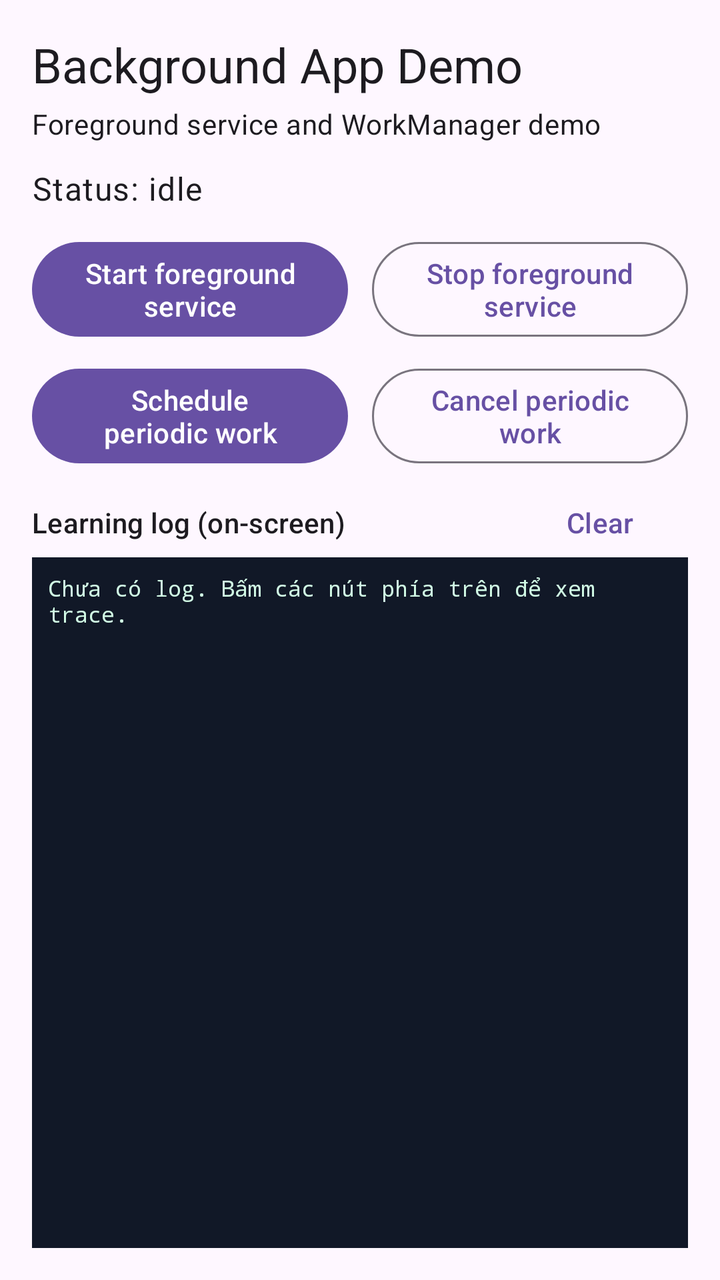
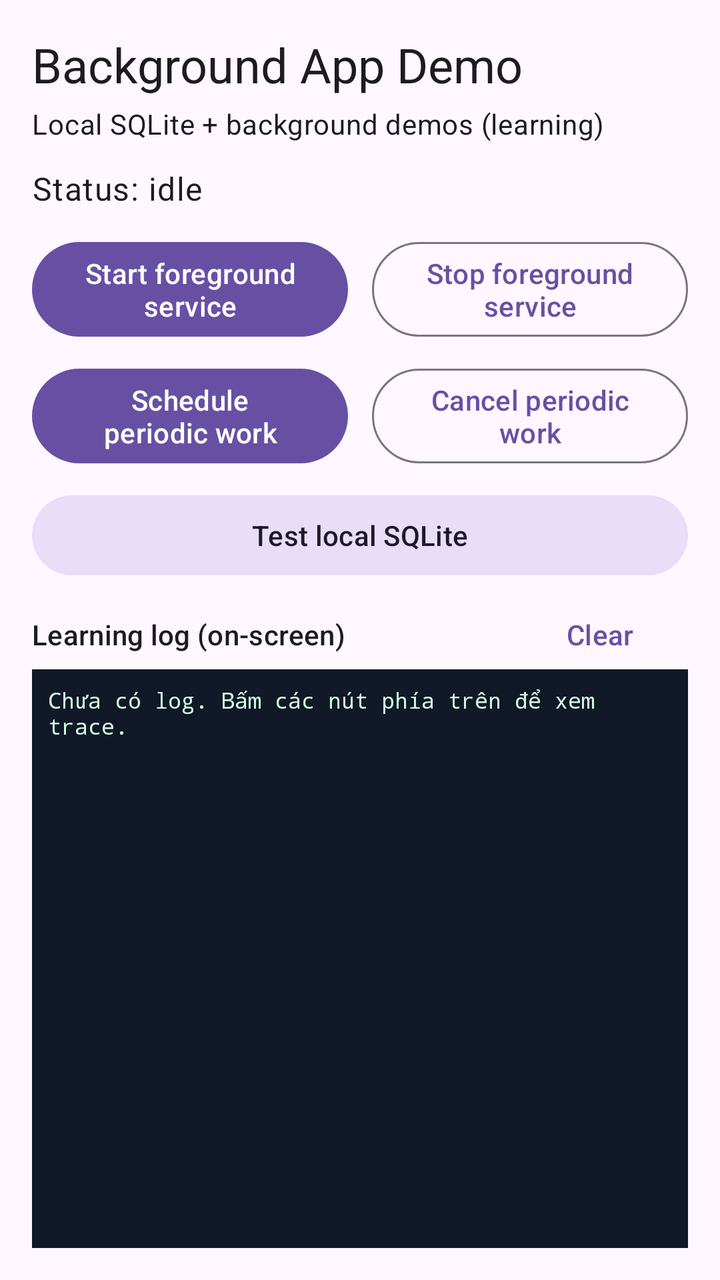

An Android layout rendered at two revisions. The XML below is the earlier revision; the diff shows what the commit changed to produce the second picture.
<!-- AndroidManifest.xml: application theme Theme.BackgroundAppDemo -->
<!-- res/layout/activity_main.xml -->
<?xml version="1.0" encoding="utf-8"?>
<androidx.constraintlayout.widget.ConstraintLayout xmlns:android="http://schemas.android.com/apk/res/android"
    xmlns:app="http://schemas.android.com/apk/res-auto"
    android:layout_width="match_parent"
    android:layout_height="match_parent"
    android:padding="16dp">

    <TextView
        android:id="@+id/txtTitle"
        android:layout_width="0dp"
        android:layout_height="wrap_content"
        android:text="@string/app_name"
        android:textAppearance="?attr/textAppearanceHeadlineSmall"
        app:layout_constraintEnd_toEndOf="parent"
        app:layout_constraintStart_toStartOf="parent"
        app:layout_constraintTop_toTopOf="parent" />

    <TextView
        android:id="@+id/txtSubtitle"
        android:layout_width="0dp"
        android:layout_height="wrap_content"
        android:layout_marginTop="4dp"
        android:text="@string/app_subtitle"
        android:textAppearance="?attr/textAppearanceBodyMedium"
        app:layout_constraintEnd_toEndOf="parent"
        app:layout_constraintStart_toStartOf="parent"
        app:layout_constraintTop_toBottomOf="@id/txtTitle" />

    <TextView
        android:id="@+id/txtStatus"
        android:layout_width="0dp"
        android:layout_height="wrap_content"
        android:layout_marginTop="12dp"
        android:text="@string/status_idle"
        android:textAppearance="?attr/textAppearanceBodyLarge"
        app:layout_constraintEnd_toEndOf="parent"
        app:layout_constraintStart_toStartOf="parent"
        app:layout_constraintTop_toBottomOf="@id/txtSubtitle" />

    <com.google.android.material.button.MaterialButton
        android:id="@+id/btnStartService"
        android:layout_width="0dp"
        android:layout_height="wrap_content"
        android:layout_marginTop="12dp"
        android:layout_marginEnd="6dp"
        android:text="@string/btn_start_service"
        app:layout_constraintEnd_toStartOf="@id/btnStopService"
        app:layout_constraintStart_toStartOf="parent"
        app:layout_constraintTop_toBottomOf="@id/txtStatus" />

    <com.google.android.material.button.MaterialButton
        android:id="@+id/btnStopService"
        style="@style/Widget.Material3.Button.OutlinedButton"
        android:layout_width="0dp"
        android:layout_height="wrap_content"
        android:layout_marginStart="6dp"
        android:text="@string/btn_stop_service"
        app:layout_constraintEnd_toEndOf="parent"
        app:layout_constraintStart_toEndOf="@id/btnStartService"
        app:layout_constraintTop_toTopOf="@id/btnStartService" />

    <com.google.android.material.button.MaterialButton
        android:id="@+id/btnScheduleWork"
        android:layout_width="0dp"
        android:layout_height="wrap_content"
        android:layout_marginTop="8dp"
        android:layout_marginEnd="6dp"
        android:text="@string/btn_schedule_work"
        app:layout_constraintEnd_toStartOf="@id/btnCancelWork"
        app:layout_constraintStart_toStartOf="parent"
        app:layout_constraintTop_toBottomOf="@id/btnStartService" />

    <com.google.android.material.button.MaterialButton
        android:id="@+id/btnCancelWork"
        style="@style/Widget.Material3.Button.OutlinedButton"
        android:layout_width="0dp"
        android:layout_height="wrap_content"
        android:layout_marginStart="6dp"
        android:text="@string/btn_cancel_work"
        app:layout_constraintEnd_toEndOf="parent"
        app:layout_constraintStart_toEndOf="@id/btnScheduleWork"
        app:layout_constraintTop_toTopOf="@id/btnScheduleWork" />

    <TextView
        android:id="@+id/txtLogTitle"
        android:layout_width="0dp"
        android:layout_height="wrap_content"
        android:layout_marginTop="16dp"
        android:text="@string/learning_log_title"
        android:textAppearance="?attr/textAppearanceTitleSmall"
        app:layout_constraintEnd_toStartOf="@id/btnClearLog"
        app:layout_constraintStart_toStartOf="parent"
        app:layout_constraintTop_toBottomOf="@id/btnScheduleWork" />

    <com.google.android.material.button.MaterialButton
        android:id="@+id/btnClearLog"
        style="@style/Widget.Material3.Button.TextButton"
        android:layout_width="wrap_content"
        android:layout_height="wrap_content"
        android:text="@string/btn_clear_log"
        app:layout_constraintBottom_toBottomOf="@id/txtLogTitle"
        app:layout_constraintEnd_toEndOf="parent"
        app:layout_constraintTop_toTopOf="@id/txtLogTitle" />

    <ScrollView
        android:id="@+id/scrollLearningLog"
        android:layout_width="0dp"
        android:layout_height="0dp"
        android:layout_marginTop="8dp"
        android:background="#111827"
        android:fillViewport="true"
        android:padding="8dp"
        app:layout_constraintBottom_toBottomOf="parent"
        app:layout_constraintEnd_toEndOf="parent"
        app:layout_constraintStart_toStartOf="parent"
        app:layout_constraintTop_toBottomOf="@id/txtLogTitle">

        <TextView
            android:id="@+id/txtLearningLog"
            android:layout_width="match_parent"
            android:layout_height="wrap_content"
            android:fontFamily="monospace"
            android:text="@string/learning_log_empty"
            android:textColor="#D1FAE5"
            android:textIsSelectable="true"
            android:textSize="11sp" />
    </ScrollView>

</androidx.constraintlayout.widget.ConstraintLayout>
<!-- resources referenced by this layout -->
<resources>
  <string name="app_name">Background App Demo</string>
  <string name="app_subtitle">Foreground service and WorkManager demo</string>
  <string name="btn_cancel_work">Cancel periodic work</string>
  <string name="btn_clear_log">Clear</string>
  <string name="btn_schedule_work">Schedule periodic work</string>
  <string name="btn_start_service">Start foreground service</string>
  <string name="btn_stop_service">Stop foreground service</string>
  <string name="learning_log_empty">Chưa có log. Bấm các nút phía trên để xem trace.</string>
  <string name="learning_log_title">Learning log (on-screen)</string>
  <string name="status_idle">Status: idle</string>
  <style name="Theme.BackgroundAppDemo" parent="Theme.Material3.DayNight.NoActionBar" />
</resources>

<!-- the commit's change to res/layout/activity_main.xml (unified diff, before → after) -->
@@ -81,6 +81,17 @@
         app:layout_constraintStart_toEndOf="@id/btnScheduleWork"
         app:layout_constraintTop_toTopOf="@id/btnScheduleWork" />
 
+    <com.google.android.material.button.MaterialButton
+        android:id="@+id/btnTestDb"
+        style="@style/Widget.Material3.Button.TonalButton"
+        android:layout_width="0dp"
+        android:layout_height="wrap_content"
+        android:layout_marginTop="8dp"
+        android:text="@string/btn_test_db"
+        app:layout_constraintEnd_toEndOf="parent"
+        app:layout_constraintStart_toStartOf="parent"
+        app:layout_constraintTop_toBottomOf="@id/btnScheduleWork" />
+
     <TextView
         android:id="@+id/txtLogTitle"
         android:layout_width="0dp"
@@ -90,7 +101,7 @@
         android:textAppearance="?attr/textAppearanceTitleSmall"
         app:layout_constraintEnd_toStartOf="@id/btnClearLog"
         app:layout_constraintStart_toStartOf="parent"
-        app:layout_constraintTop_toBottomOf="@id/btnScheduleWork" />
+        app:layout_constraintTop_toBottomOf="@id/btnTestDb" />
 
     <com.google.android.material.button.MaterialButton
         android:id="@+id/btnClearLog"
<!-- resource entries referenced after the edit -->
@@ -1,12 +1,13 @@
 <!-- resources referenced by this layout -->
 <resources>
   <string name="app_name">Background App Demo</string>
-  <string name="app_subtitle">Foreground service and WorkManager demo</string>
+  <string name="app_subtitle">Local SQLite + background demos (learning)</string>
   <string name="btn_cancel_work">Cancel periodic work</string>
   <string name="btn_clear_log">Clear</string>
   <string name="btn_schedule_work">Schedule periodic work</string>
   <string name="btn_start_service">Start foreground service</string>
   <string name="btn_stop_service">Stop foreground service</string>
+  <string name="btn_test_db">Test local SQLite</string>
   <string name="learning_log_empty">Chưa có log. Bấm các nút phía trên để xem trace.</string>
   <string name="learning_log_title">Learning log (on-screen)</string>
   <string name="status_idle">Status: idle</string>
